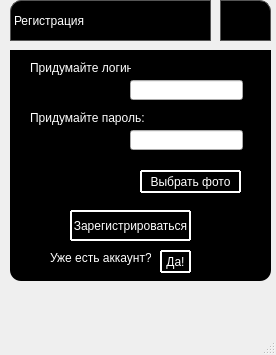
Before: the Qt Designer form formauth.ui in leriia-meow/geometry, drawn with Qt 5.
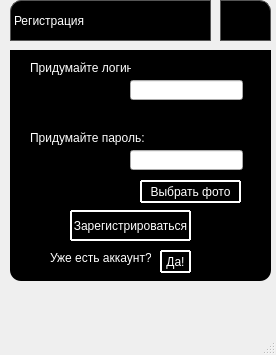
After: the same form once the commit is applied. Icons and pictures are not drawn.

```diff
--- a/formauth.ui
+++ b/formauth.ui
@@ -153,7 +153,7 @@
      <property name="geometry">
       <rect>
        <x>120</x>
-       <y>80</y>
+       <y>100</y>
        <width>113</width>
        <height>20</height>
       </rect>
@@ -179,7 +179,7 @@
      <property name="geometry">
       <rect>
        <x>20</x>
-       <y>60</y>
+       <y>80</y>
        <width>121</width>
        <height>16</height>
       </rect>
@@ -249,7 +249,7 @@
      <property name="geometry">
       <rect>
        <x>36</x>
-       <y>120</y>
+       <y>130</y>
        <width>71</width>
        <height>20</height>
       </rect>
@@ -265,7 +265,7 @@
      <property name="geometry">
       <rect>
        <x>130</x>
-       <y>120</y>
+       <y>130</y>
        <width>101</width>
        <height>23</height>
       </rect>
@@ -288,6 +288,22 @@
       <string>Выбрать фото</string>
      </property>
     </widget>
+    <widget class="QLabel" name="error">
+     <property name="geometry">
+      <rect>
+       <x>16</x>
+       <y>50</y>
+       <width>231</width>
+       <height>20</height>
+      </rect>
+     </property>
+     <property name="styleSheet">
+      <string notr="true">color:white;</string>
+     </property>
+     <property name="text">
+      <string/>
+     </property>
+    </widget>
    </widget>
    <zorder>groupBox_2</zorder>
    <zorder>closebutton</zorder>
```
Left out of the diff: 2 changed lines with no effect on the pictures.
